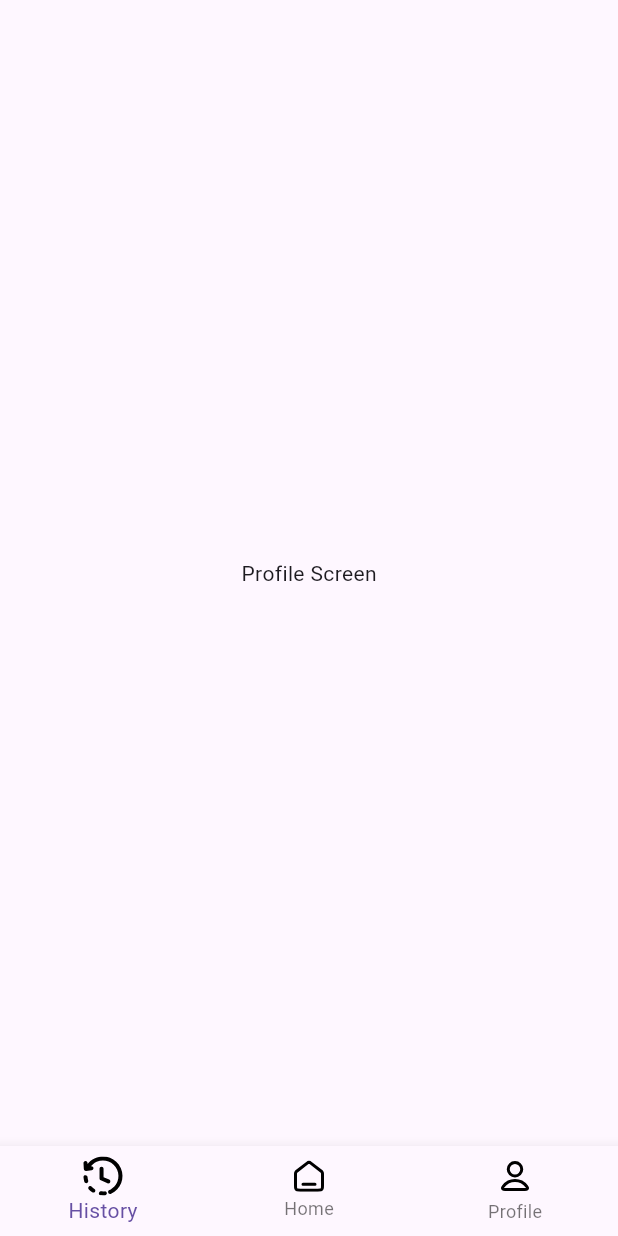
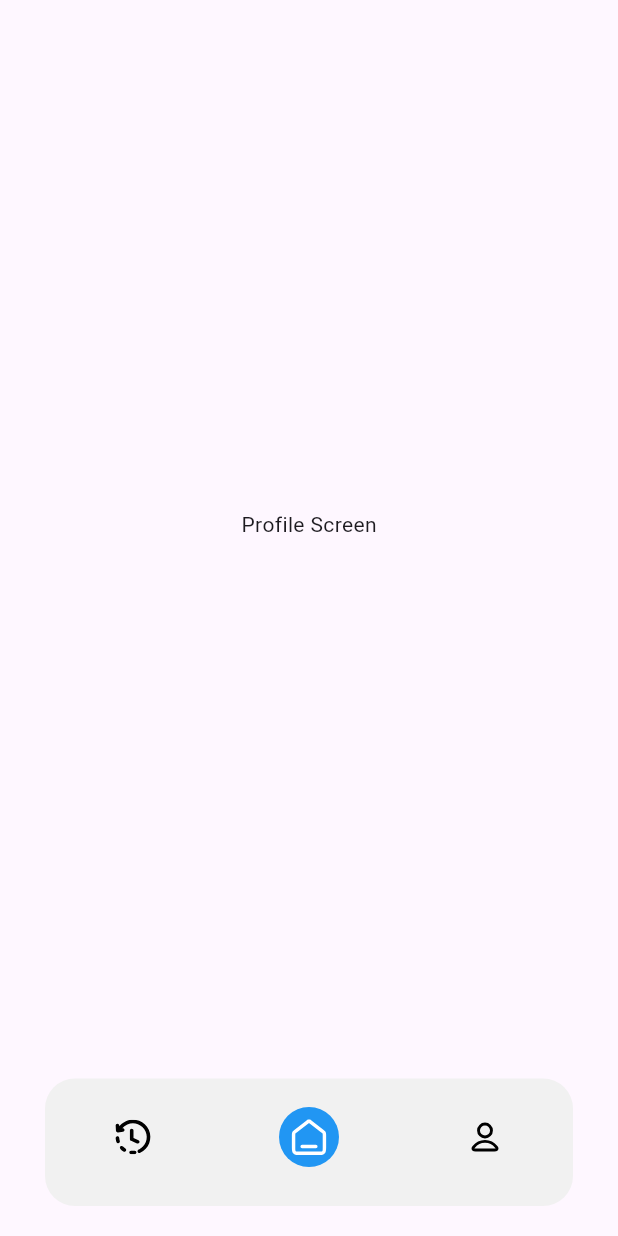
Before and after one commit to Aitaly213/toktot_app, a Flutter app: the ProfileScreen screen opened by its route, on a phone screen of 412 x 824 dp. Run offline on Flutter 3.47's test engine with Material 3 defaults, Android fonts, the phone set to English and light mode, and no system bars; our stand-ins replace bloc, equatable, flutter_bloc, flutter_svg, google_fonts, google_maps_flutter and 1 more; missing offline and left inert: flutter_polyline_points.

Commit message:
Fixed ui filter bottomsheet

```diff
--- a/lib/ui/screens/profile/profile_screen.dart
+++ b/lib/ui/screens/profile/profile_screen.dart
@@ -7,9 +7,15 @@ class ProfileScreen extends StatelessWidget {
 
   @override
   Widget build(BuildContext context) {
+    final args =
+    ModalRoute.of(context)?.settings.arguments as Map<String, dynamic>?;
+    int selectedIndex = args?['selectedIndex'] ?? 1;
+
+
+
     return SafeArea(
       child: Scaffold(
-          bottomNavigationBar: BottomNavigation(),
+          bottomNavigationBar: BottomNavigation(selectedIndex: selectedIndex,),
           body: Center(
             child: Text('Profile Screen'),
           )),
--- a/lib/ui/widgets/bottom_nav.dart
+++ b/lib/ui/widgets/bottom_nav.dart
@@ -1,61 +1,104 @@
 import 'package:flutter/material.dart';
 import 'package:flutter_svg/flutter_svg.dart';
+import 'package:toktot_app/themes/app_colors.dart';
 
 class BottomNavigation extends StatefulWidget {
-  const BottomNavigation({super.key});
+  final int selectedIndex;
+
+  const BottomNavigation({super.key, required this.selectedIndex});
 
   @override
   _BottomNavigationState createState() => _BottomNavigationState();
 }
 
 class _BottomNavigationState extends State<BottomNavigation> {
-  int _selectedIndex = 0;
+  late int _selectedIndex; // Default to Home
+
+  @override
+  void initState() {
+    super.initState();
+    _selectedIndex = widget.selectedIndex;
+  }
 
   void _onItemTapped(int index) {
+    if (_selectedIndex == index) return;
+
     setState(() {
       _selectedIndex = index;
+    });
+
     const routes = [
-        '/history',  // Индекс 0
-        '/home',   // Индекс 1
-        '/profile', // Индекс 2
+      '/history', // Index 0
+      '/home', // Index 1
+      '/profile', // Index 2
     ];
 
-      // Навигация с заменой текущего экрана
     if (ModalRoute.of(context)?.settings.name != routes[index]) {
-        Navigator.pushReplacementNamed(context, routes[index]);
+      Navigator.pushReplacementNamed(
+        context,
+        routes[index],
+        arguments: {'selectedIndex': index}, // Передаём индекс в новый экран
+      );
     }
-    });
   }
 
   @override
   Widget build(BuildContext context) {
-    return BottomNavigationBar(
+    return Container(
+      padding: const EdgeInsets.symmetric(vertical: 5),
+      // Add vertical spacing
+      margin: const EdgeInsets.symmetric(horizontal: 30, vertical: 20),
+      // Margin to create floating effect
+      decoration: BoxDecoration(
+        color: AppColors.lightGray, // Background color
+        borderRadius: BorderRadius.circular(20), // Rounded corners
+      ),
+      child: BottomNavigationBar(
+        backgroundColor: Colors.transparent,
+        // Transparent since Container handles color
+        elevation: 0,
+        // Remove default elevation
         currentIndex: _selectedIndex,
         onTap: _onItemTapped,
+        type: BottomNavigationBarType.fixed,
+        // Keeps icons centered
+        showSelectedLabels: false,
+        // Hide labels
+        showUnselectedLabels: false,
+        // Hide labels
         items: [
-        BottomNavigationBarItem(
-          icon: SvgPicture.asset(
-            'assets/images/ic_history.svg',
-            semanticsLabel: "",
+          _buildNavItem('assets/images/ic_history.svg', 0),
+          _buildNavItem('assets/images/ic_home.svg', 1),
+          _buildNavItem('assets/images/ic_profile.svg', 2),
+        ],
       ),
-          label: 'History',
+    );
+  }
+
+  BottomNavigationBarItem _buildNavItem(String iconPath, int index) {
+    bool isSelected = _selectedIndex == index;
+
+    return BottomNavigationBarItem(
+      icon: AnimatedContainer(
+        duration: const Duration(milliseconds: 300),
+        curve: Curves.easeInOut,
+        padding: const EdgeInsets.all(8),
+        decoration: BoxDecoration(
+          shape: BoxShape.circle,
+          color: isSelected
+              ? Colors.blue
+              : Colors.transparent, // Синий круг вокруг активного элемента
         ),
-        BottomNavigationBarItem(
-          icon: SvgPicture.asset(
-            'assets/images/ic_home.svg',
-            semanticsLabel: "",
-            color: Colors.black,
+        child: SvgPicture.asset(
+          iconPath,
+          width: 24,
+          height: 24,
+          color: isSelected
+              ? Colors.white
+              : Colors.black, // Белая иконка, если активна
         ),
-          label: 'Home',
       ),
-         BottomNavigationBarItem(
-          icon: SvgPicture.asset(
-            'assets/images/ic_profile.svg',
-            semanticsLabel: "",
-          ),
-          label: 'Profile',
-        ),
-      ],
+      label: '',
     );
   }
 }
```
Also changed, not shown: lib/ui/cubit/maps_cubit.dart (+5 -4 lines), lib/ui/screens/history/history_screen.dart (+7 -1 lines), lib/ui/screens/home/home_screen.dart (+129 -135 lines), lib/ui/widgets/filter_bottom_sheet.dart (added, +161 -0 lines), lib/ui/widgets/free_park_item.dart (+13 -12 lines), assets/images/ic_current_location.svg (added). Lines whose indentation alone changed are shown as unchanged.
